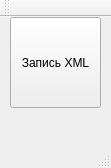
This is Task2/mainwindow.ui in art-panarin/PS_PIoMTfCIS as Qt 5 draws it before an edit. The edited form follows.
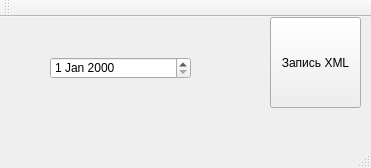
This is the edited form.

Diff of the .ui file:
```diff
--- a/Task2/mainwindow.ui
+++ b/Task2/mainwindow.ui
@@ -6,7 +6,7 @@
    <rect>
     <x>0</x>
     <y>0</y>
-    <width>111</width>
+    <width>371</width>
     <height>168</height>
    </rect>
   </property>
@@ -17,7 +17,7 @@
    <widget class="QPushButton" name="dButton">
     <property name="geometry">
      <rect>
-      <x>10</x>
+      <x>270</x>
       <y>0</y>
       <width>91</width>
       <height>91</height>
@@ -27,6 +27,16 @@
      <string>Запись XML</string>
     </property>
    </widget>
+   <widget class="QDateEdit" name="dateEdit">
+    <property name="geometry">
+     <rect>
+      <x>50</x>
+      <y>40</y>
+      <width>141</width>
+      <height>22</height>
+     </rect>
+    </property>
+   </widget>
   </widget>
   <widget class="QMenuBar" name="menubar">
    <property name="geometry">
```
Left out of the diff: 2 changed lines with no effect on the pictures.
